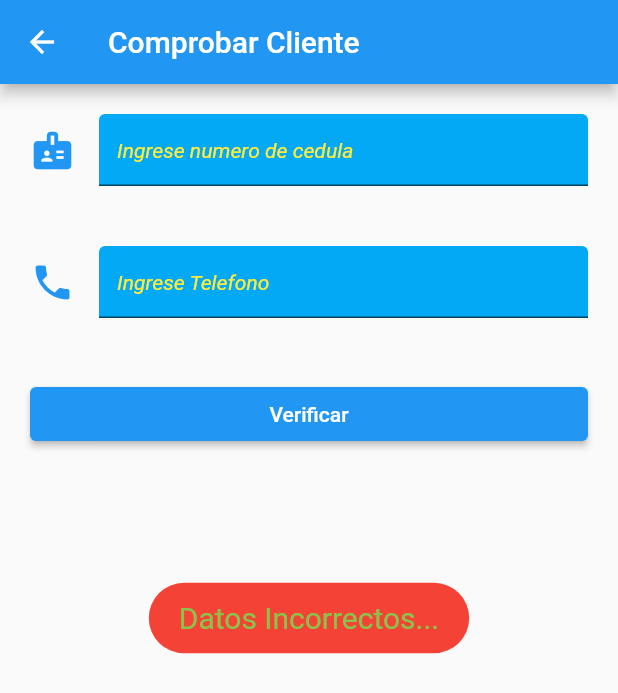
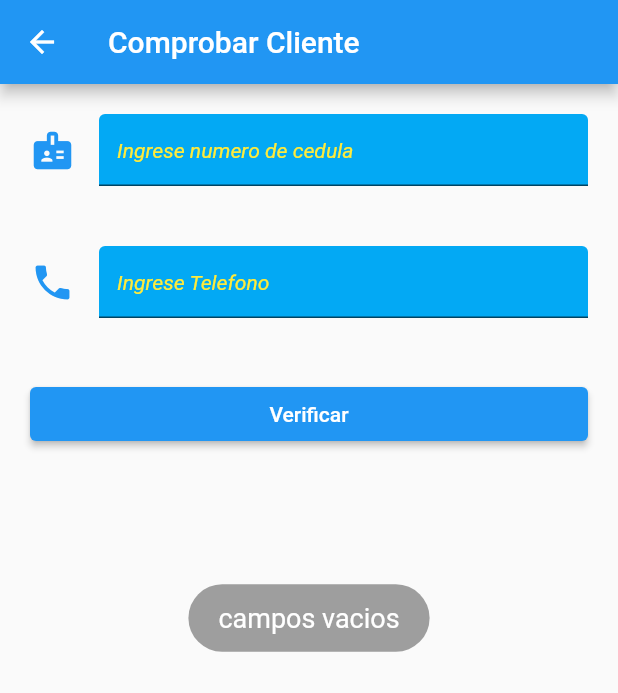
Before and after one commit to julenbero/HolaVeciApp, a Flutter app: the comprobarCliente screen opened directly, after a tap on "Verificar", on a phone screen of 412 x 824 dp. Shown: the top 693 px of the screen. Run offline on Flutter 3.47's test engine with Material 2 defaults, Android fonts, the phone set to English and light mode, and no system bars; our stand-ins replace basic_utils, cloud_firestore, firebase_auth, firebase_core, firebase_messaging, fluttertoast and 2 more; missing offline and left inert: social_auth_buttons; accounts and stored records are empty; network calls fail.

Commit message:
Correccion modulo actualizar y eliminar cliente

```diff
--- a/lib/comprobarCliente.dart
+++ b/lib/comprobarCliente.dart
@@ -14,6 +14,7 @@ class _comprobarClienteState extends State<comprobarCliente> {
 
   final cedula=TextEditingController();
   final telefono=TextEditingController();
+
   CollectionReference cliente = FirebaseFirestore.instance.collection("Clientes");
 
   @override
@@ -56,22 +57,47 @@ class _comprobarClienteState extends State<comprobarCliente> {
             padding: EdgeInsets.all(20.0),
             child: ElevatedButton(
               onPressed: () async {
-                QuerySnapshot verifica = await cliente
-                    .where(FieldPath.documentId, isEqualTo: cedula.text)
-                    .where("telefono", isEqualTo: telefono.text)
-                    .get();
-                List lista=[];
-                if(verifica.docs.length>0){
-                  for(var cli in verifica.docs){
-                    lista.add(cli.data());
+                if (cedula.text.isEmpty || telefono.text.isEmpty) {
+                print('Campos vacíos');
+                Fluttertoast.showToast(
+                msg: "campos vacios",
+                toastLength: Toast.LENGTH_SHORT,
+                gravity: ToastGravity.CENTER,
+                backgroundColor: Colors.grey,
+                textColor: Colors.white,
+                fontSize: 18.0);
+                } else {
+                  QuerySnapshot verifica = await cliente
+                      .where(FieldPath.documentId, isEqualTo: cedula.text)
+                      .where("Telefono", isEqualTo: telefono.text)
+                      .get();
+                  List lista = [];
+                  if (verifica.docs.length > 0) {
+                    for (var cli in verifica.docs) {
+                      lista.add(cli.data());
+                    }
+                    datosCliente dCli = datosCliente(
+                        cedula.text, lista[0]['Nombre'], lista[0]['Direccion'],
+                        lista[0]['Telefono'], lista[0]['Celular']);
+                    Fluttertoast.showToast(
+                        msg: "Comprobación exitosa",
+                        toastLength: Toast.LENGTH_SHORT,
+                        gravity: ToastGravity.CENTER,
+                        backgroundColor: Colors.grey,
+                        textColor: Colors.white,
+                        fontSize: 18.0);
+                    Navigator.push(context, MaterialPageRoute(
+                        builder: (context) =>
+                            actualizarCliente(cliente: dCli)));
+                  } else {
+                    Fluttertoast.showToast(
+                        msg: "Datos Incorrectos",
+                        toastLength: Toast.LENGTH_SHORT,
+                        gravity: ToastGravity.CENTER,
+                        backgroundColor: Colors.grey,
+                        textColor: Colors.white,
+                        fontSize: 18.0);
                   }
-                  datosCliente dCli = datosCliente(cedula.text, lista[0]['nombre'], lista[0]['direccion'], lista[0]['telefono'], lista[0]['celular']);
-                  Fluttertoast.showToast(msg: "Comprobación exitosa...", toastLength: Toast.LENGTH_LONG, fontSize: 20, backgroundColor: Colors.red,
-                      textColor: Colors.lightGreen, gravity: ToastGravity.CENTER);
-                  Navigator.push(context, MaterialPageRoute(builder: (context)=>actualizarCliente(cliente: dCli)));
-                }else{
-                  Fluttertoast.showToast(msg: "Datos Incorrectos...", toastLength: Toast.LENGTH_LONG, fontSize: 20, backgroundColor: Colors.red,
-                      textColor: Colors.lightGreen, gravity: ToastGravity.CENTER);
                 }
               },
               child: Text("Verificar"),
```
Also changed, not shown: lib/actualizarCliente.dart (+20 -11 lines), lib/registerClients.dart (+57 -1 lines).
